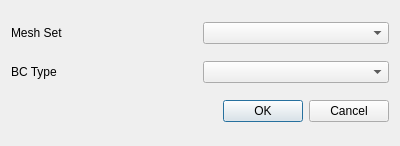
DISOGitHub/FastCAE_Linux, file Code/ProjectTree/DialogAddBC.ui: the form before one commit.
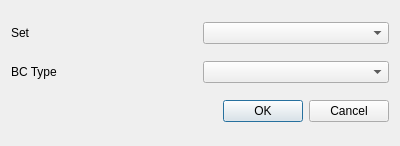
The form after the commit.

```diff
--- a/Code/ProjectTree/DialogAddBC.ui
+++ b/Code/ProjectTree/DialogAddBC.ui
@@ -17,7 +17,7 @@
    <item row="0" column="0">
     <widget class="QLabel" name="label">
      <property name="text">
-      <string>Mesh Set</string>
+      <string>Set</string>
      </property>
     </widget>
    </item>
```
